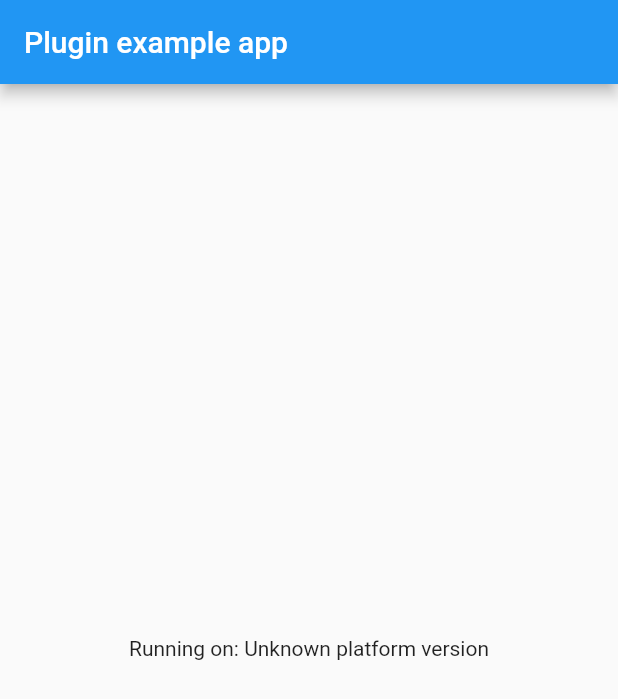
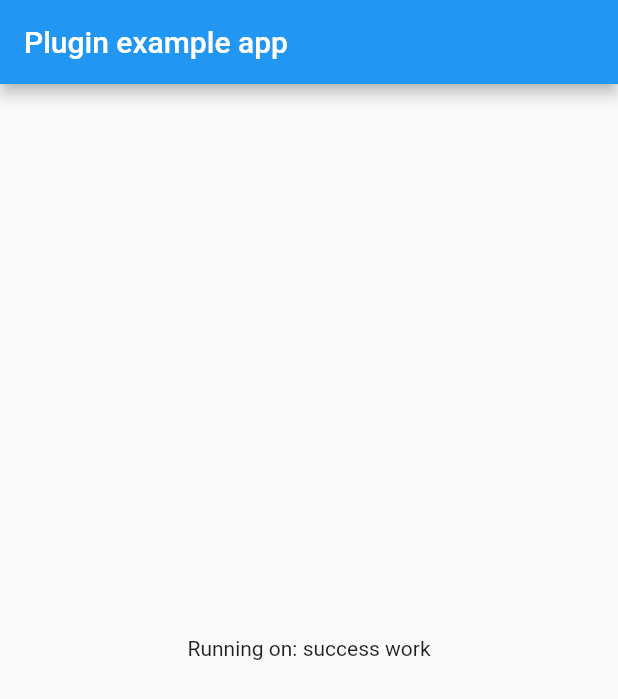
Before and after one commit to ipinChoi9189/apache_math3, a Flutter app: the screen it shows after launch, on a phone screen of 412 x 824 dp. Shown: the top 699 px of the screen. Run offline on Flutter 3.47's test engine with Material 2 defaults, Android fonts, the phone set to English and light mode, and no system bars; our stand-ins replace plugin_platform_interface.

```diff
--- a/lib/apache_math3.dart
+++ b/lib/apache_math3.dart
@@ -2,7 +2,8 @@ import 'apache_math3_platform_interface.dart';
 
 class ApacheMath3 {
   Future<String?> getPlatformVersion() {
-    return ApacheMath3Platform.instance.getPlatformVersion();
+    return Future.value("success work");
+      // pacheMath3Platform.instance.getPlatformVersion();
   }
 
   Future<List<double>?> linearErp({
--- a/pubspec.yaml
+++ b/pubspec.yaml
@@ -1,6 +1,6 @@
 name: apache_math3
 description: Flutter plugin for Using apache math3.
-version: 0.1.919
+version: 0.1.920
 homepage:
 
 environment:
```
